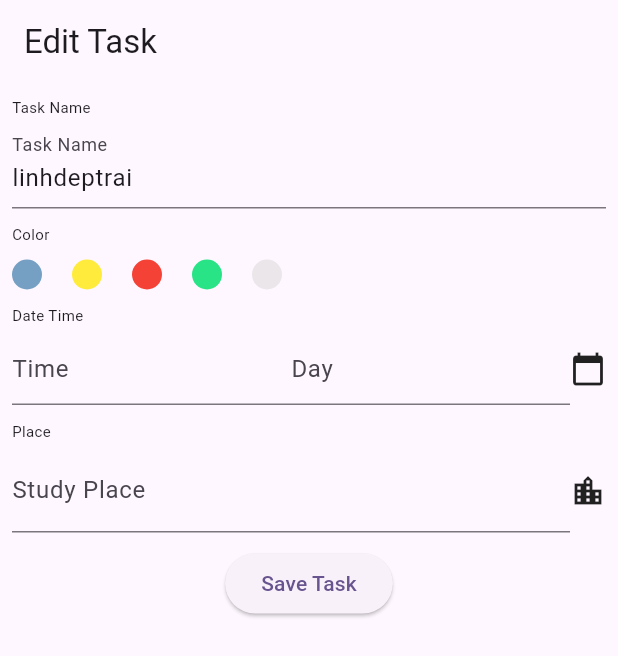
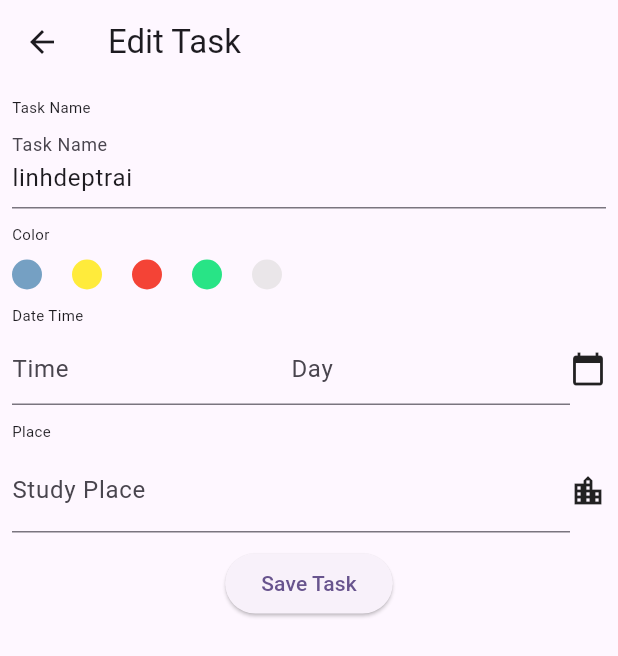
Before and after one commit to linhoang04/get_x_controller, a Flutter app: the screen it shows after launch, after a tap on the "edit" icon, on a phone screen of 412 x 824 dp. Shown: the top 656 px of the screen. Run offline on Flutter 3.47's test engine with Material 3 defaults, Android fonts, the light colour scheme and no system bars; our stand-ins replace get.

Commit message:
update commit

```diff
--- a/lib/controller/add_controller.dart
+++ b/lib/controller/add_controller.dart
@@ -1,9 +1,8 @@
-import 'dart:ui';
-
+import 'package:flutter/material.dart';
 import 'package:get/get.dart';
-import 'package:get/get_state_manager/get_state_manager.dart';
 
 class AddController extends GetxController {
+  final formKey = GlobalKey<FormState>();
   bool isValue = false.obs();
   late String dead;
   late String title;
--- a/lib/controller/home_controller.dart
+++ b/lib/controller/home_controller.dart
@@ -1,8 +1,9 @@
 import 'package:flutter/material.dart';
 import 'package:get/state_manager.dart';
-import 'package:task_todo/repo/home_repo.dart';
+import 'package:task_todo/model/home_model.dart';
 
 class HomeController extends GetxController {
+  RxInt count = 0.obs;
   final RxList<Todo> taskList = <Todo>[
     Todo(
         title: 'linhdeptrai',
@@ -13,6 +14,7 @@ class HomeController extends GetxController {
   ].obs;
   void addTask(Todo newTask) {
     taskList.add(newTask);
+    count++;
   }
 
   void removeTask(String id) {
--- a/lib/repo/home_repo.dart
+++ b/lib/model/home_model.dart
@@ -5,8 +5,6 @@ import 'package:uuid/uuid.dart';
 
 class Todo {
   String id;
-  // DateTime dateCreated;
-  // DateTime? dateCompleated;
   String? deadline;
   String? deadlineDay;
   String? place;
@@ -18,11 +16,9 @@ class Todo {
     required this.deadlineDay,
     required this.place,
     required this.color,
-    // DateTime? dateCreated,
-    // DateTime? dateCompleated,
     String? id,
   }) : id = id ?? const Uuid().v4();
-  // String get createDateString => '${dateCreated.day}/${dateCreated.month}/${dateCreated.year}';
+  @override
   String toString() {
     return 'id: $id, title: $title';
   }
--- a/lib/presentation/add_page.dart
+++ b/lib/presentation/add_page.dart
@@ -3,7 +3,7 @@ import 'package:get/get.dart';
 import 'package:get/instance_manager.dart';
 import 'package:task_todo/controller/add_controller.dart';
 import 'package:task_todo/presentation/sum_repo.dart';
-import 'package:task_todo/repo/home_repo.dart';
+import 'package:task_todo/model/home_model.dart';
 
 class AddPage extends StatefulWidget {
   final Todo? task;
@@ -15,16 +15,16 @@ class AddPage extends StatefulWidget {
 class _AddPageState extends State<AddPage> {
   @override
   Widget build(BuildContext context) {
-    // late String _title;
     final isEdit = widget.task != null;
     AddController addController = Get.put(AddController());
-    var _title = widget.task != null ? widget.task!.title : '';
+    var hisTitle = widget.task != null ? widget.task!.title : '';
     return Scaffold(
         appBar: AppBar(
           title: Text(isEdit ? 'Edit Task' : 'Add Task'),
-          automaticallyImplyLeading: false,
         ),
-        body: SafeArea(
+        body: Form(
+          key: addController.formKey,
+          child: SafeArea(
             child: Padding(
               padding: const EdgeInsets.all(8.0),
               child: Column(
@@ -37,7 +37,7 @@ class _AddPageState extends State<AddPage> {
                     height: 5,
                   ),
                   TextFormField(
-                  initialValue: _title,
+                    initialValue: hisTitle,
                     onChanged: (value) {
                       if (value.isNotEmpty) {
                         addController.onTitalChange(value);
@@ -48,6 +48,7 @@ class _AddPageState extends State<AddPage> {
                       if (value == null || value.isEmpty) {
                         return 'put your title';
                       }
+                      return null;
                     },
                     decoration: const InputDecoration(
                       labelText: 'Task Name',
@@ -112,7 +113,7 @@ class _AddPageState extends State<AddPage> {
                       Expanded(
                         child: TextFormField(
                           onChanged: (value) {
-                          if (value != null || value.isNotEmpty) {
+                            if (value.isNotEmpty) {
                               addController.onDeadlineChange(value);
                             }
                           },
@@ -120,6 +121,7 @@ class _AddPageState extends State<AddPage> {
                             if (value == null || value.isEmpty) {
                               return 'put your time';
                             }
+                            return null;
                           },
                           autovalidateMode: AutovalidateMode.onUserInteraction,
                           decoration: const InputDecoration(
@@ -138,6 +140,7 @@ class _AddPageState extends State<AddPage> {
                             if (value == null || value.isEmpty) {
                               return 'put your day';
                             }
+                            return null;
                           },
                           autovalidateMode: AutovalidateMode.onUserInteraction,
                           decoration: const InputDecoration(
@@ -171,10 +174,10 @@ class _AddPageState extends State<AddPage> {
                             if (value == null || value.isEmpty) {
                               return 'put your place';
                             }
+                            return null;
                           },
                           decoration: const InputDecoration(
                             labelText: 'Study Place',
-                          // border: OutlineInputBorder(),
                             hintText: 'Place',
                           ),
                         ),
@@ -190,11 +193,13 @@ class _AddPageState extends State<AddPage> {
                 ],
               ),
             ),
+          ),
         ));
   }
 
   void onAddTask() {
     AddController addController = Get.find<AddController>();
+    if (addController.formKey.currentState!.validate()) {
       if (addController.title.isEmpty ||
           addController.dead.isEmpty ||
           addController.dead.isEmpty ||
@@ -221,3 +226,4 @@ class _AddPageState extends State<AddPage> {
       }
     }
   }
+}
--- a/lib/presentation/home_page.dart
+++ b/lib/presentation/home_page.dart
@@ -1,10 +1,10 @@
 import 'package:flutter/material.dart';
-import 'package:get/instance_manager.dart';
+import 'package:get/get.dart';
 import 'package:task_todo/controller/home_controller.dart';
 import 'package:task_todo/presentation/add_page.dart';
 import 'package:task_todo/presentation/list_page.dart';
 import 'package:task_todo/presentation/profile_page.dart';
-import 'package:task_todo/repo/home_repo.dart';
+import 'package:task_todo/model/home_model.dart';
 
 class MyHomePage extends StatefulWidget {
   const MyHomePage({super.key});
@@ -17,7 +17,8 @@ class _MyHomePageState extends State<MyHomePage> {
   @override
   Widget build(BuildContext context) {
     HomeController homeController = Get.put(HomeController());
-    return Scaffold(
+    return GetX<HomeController>(
+      builder: (controller) => Scaffold(
         body: SafeArea(
             child: Column(
           children: [
@@ -38,9 +39,37 @@ class _MyHomePageState extends State<MyHomePage> {
                     style: TextStyle(fontSize: 23),
                   ),
                 ),
+                Stack(
+                  children: <Widget>[
                     IconButton(
-                  onPressed: () {/*Chuông thông báo*/},
+                        onPressed: () {},
                         icon: const Icon(Icons.notifications)),
+                    Positioned(
+                      right: 8,
+                      top: 8,
+                      child: Container(
+                        padding: const EdgeInsets.all(4),
+                        decoration: BoxDecoration(
+                          color: Colors.red,
+                          borderRadius: BorderRadius.circular(10),
+                        ),
+                        constraints: const BoxConstraints(
+                          minWidth: 15,
+                          minHeight: 15,
+                        ),
+                        child: Text(
+                          '${controller.count}',
+                          textAlign: TextAlign.center,
+                          style: const TextStyle(
+                            color: Colors.white,
+                            fontSize: 10,
+                            fontWeight: FontWeight.bold,
+                          ),
+                        ),
+                      ),
+                    )
+                  ],
+                ),
               ],
             ),
             const SizedBox(
@@ -61,8 +90,8 @@ class _MyHomePageState extends State<MyHomePage> {
                       ),
                       Text(
                         "Here's Update Today",
-                      style:
-                          TextStyle(fontSize: 20, fontWeight: FontWeight.bold),
+                        style: TextStyle(
+                            fontSize: 20, fontWeight: FontWeight.bold),
                       ),
                     ],
                   ),
@@ -113,6 +142,7 @@ class _MyHomePageState extends State<MyHomePage> {
             ),
           ],
         )),
+      ),
     );
   }
 }
--- a/lib/presentation/list_page.dart
+++ b/lib/presentation/list_page.dart
@@ -1,5 +1,4 @@
 import 'package:flutter/material.dart';
-import 'package:get/get_core/src/get_main.dart';
 import 'package:get/get_state_manager/src/rx_flutter/rx_getx_widget.dart';
 import 'package:get/instance_manager.dart';
 import 'package:task_todo/controller/home_controller.dart';
@@ -18,13 +17,13 @@ class ListTask extends StatelessWidget {
           return ListView.builder(
             itemCount: homeController.taskList.length,
             itemBuilder: (context, index) {
-              final _tasks = controller.taskList[index];
+              final hisTask = controller.taskList[index];
               return ListTile(
                 title: Container(
                   width: MediaQuery.of(context).size.width * 0.99,
                   height: 150,
                   decoration: BoxDecoration(
-                      color: _tasks.color,
+                      color: hisTask.color,
                       borderRadius: BorderRadius.circular(20),
                       border: Border.all(
                         color: Colors.black,
@@ -44,7 +43,7 @@ class ListTask extends StatelessWidget {
                                     side: const BorderSide(
                                         color: Colors.black, width: 0.5)),
                                 child: Text(
-                                  '${_tasks.place}',
+                                  '${hisTask.place}',
                                   style: const TextStyle(
                                     color: Colors.black,
                                     fontSize: 12,
@@ -79,7 +78,7 @@ class ListTask extends StatelessWidget {
                                         .push(
                                           MaterialPageRoute(
                                             builder: (context) => AddPage(
-                                              task: _tasks,
+                                              task: hisTask,
                                             ),
                                           ),
                                         )
@@ -94,7 +93,7 @@ class ListTask extends StatelessWidget {
                           child: Align(
                             alignment: Alignment.topLeft,
                             child: Text(
-                              _tasks.title,
+                              hisTask.title,
                               style: const TextStyle(
                                   fontSize: 25, fontWeight: FontWeight.bold),
                             ),
@@ -114,7 +113,7 @@ class ListTask extends StatelessWidget {
                                 ),
                               )),
                               TextSpan(
-                                  text: _tasks.deadline,
+                                  text: hisTask.deadline,
                                   style: const TextStyle(fontSize: 12)),
                             ])),
                           ),
@@ -135,7 +134,7 @@ class ListTask extends StatelessWidget {
                                     ),
                                   )),
                                   TextSpan(
-                                      text: '${_tasks.deadlineDay}',
+                                      text: '${hisTask.deadlineDay}',
                                       style: const TextStyle(fontSize: 12)),
                                 ])),
                               ),
@@ -144,7 +143,7 @@ class ListTask extends StatelessWidget {
                               padding: const EdgeInsets.only(right: 6),
                               child: GestureDetector(
                                 onTap: () {
-                                  homeController.removeTask(_tasks.id);
+                                  homeController.removeTask(hisTask.id);
                                 },
                                 child: Container(
                                   width: 20,
--- a/lib/presentation/sum_repo.dart
+++ b/lib/presentation/sum_repo.dart
@@ -3,7 +3,7 @@ import 'package:get/instance_manager.dart';
 import 'package:task_todo/controller/add_controller.dart';
 
 class ColorNew extends StatelessWidget {
-  final color;
+  final Color color;
   const ColorNew({super.key, required this.color});
 
   @override
@@ -11,7 +11,7 @@ class ColorNew extends StatelessWidget {
     AddController addController = Get.put(AddController());
     return InkWell(
       onTap: () {
-        addController.onColorChange(this.color);
+        addController.onColorChange(color);
       },
       child: Container(
         width: 20,
```
Also changed, not shown: lib/main.dart (+132 -2 lines). Lines whose indentation alone changed are shown as unchanged.
